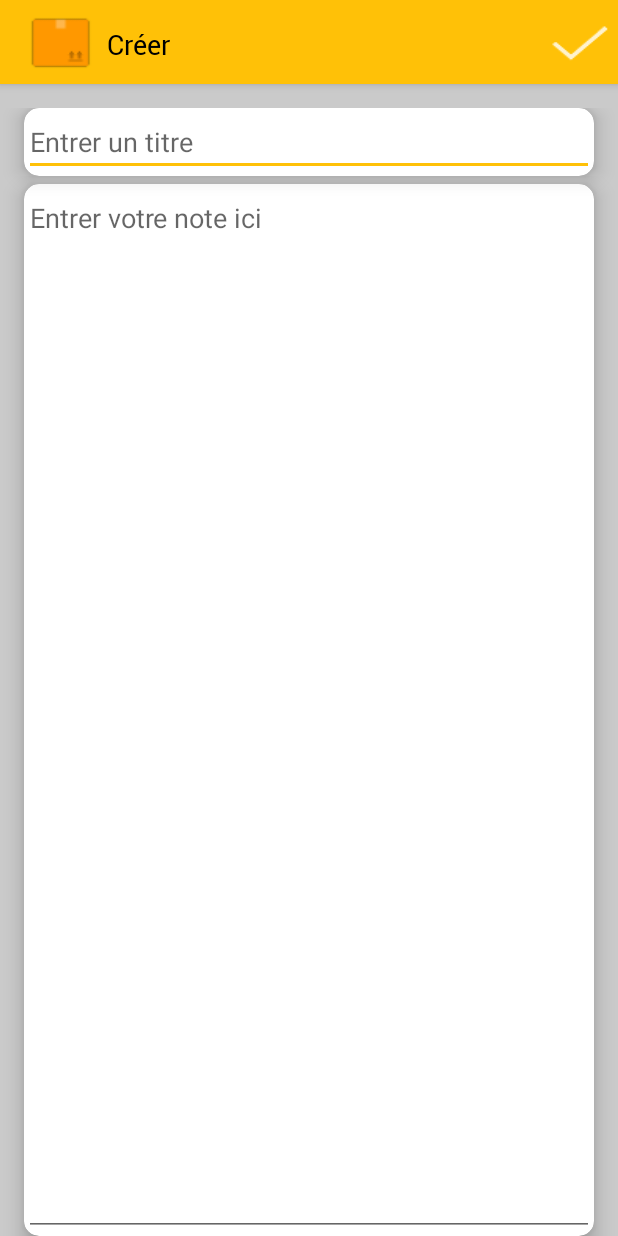
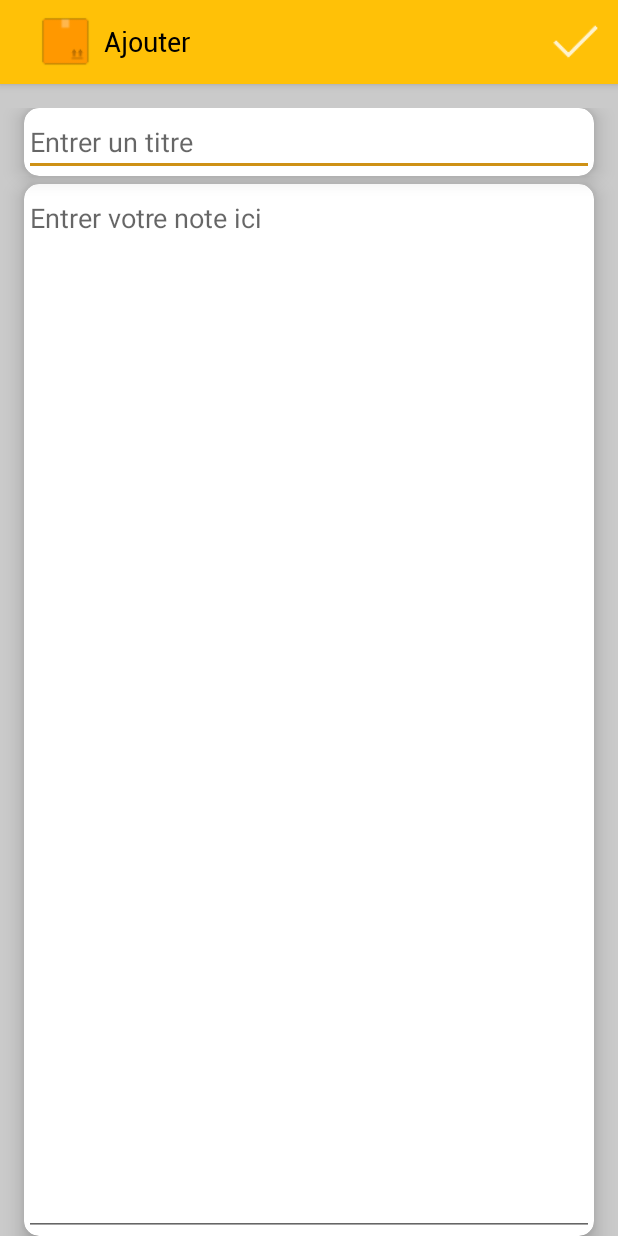
Before and after one commit to Ngouabira/bloc-note, an Android app: the AddNoteActivity screen opened directly, with no data from a screen before it, on a phone screen of 412 x 824 dp. Run offline under Robolectric (Android 15) with nearby library versions, the phone set to English and light mode, and no system bars; our stand-ins replace ButterKnife; libraries missing offline, so code that uses them is left out: com.afollestad.materialdialogs, com.fourmob.datetimepicker, com.sleepbot.datetimepicker, de.greenrobot.dao; 8 statements that could not run were skipped.

Commit message:
style: app color

```diff
--- a/app/src/main/java/cg/rcksoft/activities/AddNoteActivity.java
+++ b/app/src/main/java/cg/rcksoft/activities/AddNoteActivity.java
@@ -217,8 +217,8 @@ public class AddNoteActivity extends AppCompatActivity implements
                 .negativeText(R.string.non)
                 .backgroundColorRes(R.color.primary)
                 .contentColorRes(android.R.color.black)
-                .positiveColor(getResources().getColor(android.R.color.black))
-                .negativeColor(getResources().getColor(android.R.color.black))
+                /*.positiveColor(getResources().getColor(android.R.color.black))
+                .negativeColor(getResources().getColor(android.R.color.black))*/
                 .onPositive(new MaterialDialog.SingleButtonCallback() {
                     @Override
                     public void onClick(@NonNull MaterialDialog dialog, @NonNull DialogAction which) {
--- a/app/src/main/res/layout/item_note.xml
+++ b/app/src/main/res/layout/item_note.xml
@@ -44,7 +44,8 @@
                 android:id="@+id/card_content"
                 style="@style/TextViewAppearance.SousTitle"
                 android:layout_below="@id/card_title"
-                android:maxLength="13" />
+                android:maxLength="20"
+                android:maxLines="1" />
 
             <cg.rcksoft.utils.font.RobotoTextView
                 android:id="@+id/card_sous_title"
--- a/app/src/main/res/layout/toolbar_main.xml
+++ b/app/src/main/res/layout/toolbar_main.xml
@@ -4,6 +4,7 @@
     xmlns:tools="http://schemas.android.com/tools"
     android:layout_width="match_parent"
     android:layout_height="?attr/actionBarSize"
+    android:background="@color/primary"
     android:elevation="18dp"
     android:gravity="top"
     app:popupTheme="@style/AppTheme.PopupOverlay"
@@ -27,6 +28,7 @@
                 android:id="@+id/anc"
                 android:layout_width="40dp"
                 android:layout_height="40dp"
+                android:background="@drawable/selector_background_full"
                 android:scaleType="fitXY"
                 android:src="@mipmap/box"/>
 
@@ -59,6 +61,8 @@
                     android:id="@+id/search"
                     android:layout_width="40dp"
                     android:layout_height="40dp"
+                    android:layout_marginRight="8dp"
+                    android:background="@drawable/selector_background_full"
                     android:scaleType="fitXY"
                     android:src="@mipmap/search" />
 
@@ -66,6 +70,7 @@
                     android:id="@+id/config"
                     android:layout_width="40dp"
                     android:layout_height="40dp"
+                    android:background="@drawable/selector_background_full"
                     android:scaleType="fitXY"
                     android:src="@mipmap/setting"/>
 
@@ -75,6 +80,7 @@
                     android:id="@+id/delete"
                     android:layout_width="40dp"
                     android:layout_height="40dp"
+                    android:background="@drawable/selector_background_full"
                     android:scaleType="fitXY"
                     android:src="@mipmap/trash"
                     android:visibility="gone" />
--- a/app/src/main/res/layout/toolbar_note.xml
+++ b/app/src/main/res/layout/toolbar_note.xml
@@ -1,18 +1,22 @@
 <?xml version="1.0" encoding="utf-8"?>
 <android.support.v7.widget.Toolbar xmlns:android="http://schemas.android.com/apk/res/android"
     xmlns:app="http://schemas.android.com/apk/res-auto"
+    xmlns:tools="http://schemas.android.com/tools"
     android:layout_width="match_parent"
     android:layout_height="?attr/actionBarSize"
+    android:background="@color/primary"
     android:elevation="18dp"
     android:gravity="top"
-    app:popupTheme="@style/AppTheme.PopupOverlay">
+    app:popupTheme="@style/AppTheme.PopupOverlay"
+    tools:ignore="UnusedAttribute">
 
     <LinearLayout
         android:layout_width="match_parent"
         android:layout_height="match_parent"
         android:clickable="true"
         android:gravity="start|center_horizontal"
-        android:orientation="horizontal">
+        android:orientation="horizontal"
+        android:padding="8dp">
 
         <LinearLayout
             android:id="@+id/note_ly_2"
@@ -21,9 +25,8 @@
             android:layout_gravity="center_horizontal">
 
             <ImageView
-                android:layout_width="50dp"
-                android:layout_height="50dp"
-                android:paddingTop="8dp"
+                android:layout_width="40dp"
+                android:layout_height="40dp"
                 android:scaleType="fitXY"
                 android:src="@mipmap/box" />
 
@@ -32,7 +35,6 @@
                 android:layout_gravity="center_vertical"
                 android:gravity="center_vertical"
                 android:paddingLeft="5dp"
-                android:paddingTop="12dp"
                 android:text="@string/title2"
                 android:visibility="visible"/>
 
@@ -49,17 +51,18 @@
                 android:id="@+id/delete"
                 android:layout_width="40dp"
                 android:layout_height="40dp"
+                android:layout_marginRight="8dp"
+                android:background="@drawable/selector_background_full"
                 android:scaleType="fitXY"
                 android:src="@mipmap/trash"
                 android:visibility="gone" />
 
             <ImageView
                 android:id="@+id/save"
-                android:layout_width="50dp"
-                android:layout_height="50dp"
+                android:layout_width="40dp"
+                android:layout_height="40dp"
                 android:layout_gravity="right"
                 android:background="@drawable/selector_background_full"
-                android:paddingTop="8dp"
                 android:scaleType="fitXY"
                 android:src="@mipmap/ic_action_accept" />
 
--- a/app/src/main/res/values/colors.xml
+++ b/app/src/main/res/values/colors.xml
@@ -2,13 +2,13 @@
 <resources>
     <color name="window_background">#cacaca</color>
 
-    <color name="primary">#FFC107</color>
-    <color name="primary_dark">#FFEB3B</color>
+    <color name="primary">#ffc107</color>
+    <color name="primary_dark">#ffbc50</color>
     <color name="primary_light">#D7CCC8</color>
-    <color name="accent">#FFC107</color>
+    <color name="accent">#ce9116</color>
     <color name="primary_text">#212121</color>
     <color name="secondary_text">#757575</color>
-    <color name="bac1">#FFFFFF</color>
+    <color name="bac1">#ba9303</color>
     <color name="bac2">#BDBDBD</color>
 
 
--- a/app/src/main/res/values/strings.xml
+++ b/app/src/main/res/values/strings.xml
@@ -5,7 +5,7 @@
     <string name="action_settings">Settings</string>
 
     <string name="title">Notes</string>
-    <string name="title2">Créer</string>
+    <string name="title2">Ajouter</string>
     <string name="title_zone1">Créer votre note</string>
 
     <string name="title_zone2">Entrer votre text ici</string>
```
Also changed, not shown: app/src/main/java/cg/rcksoft/activities/MainActivity.java (+6 -6 lines), app/src/main/java/cg/rcksoft/views/adapters/NotesAdapter.java (+10 -7 lines).
